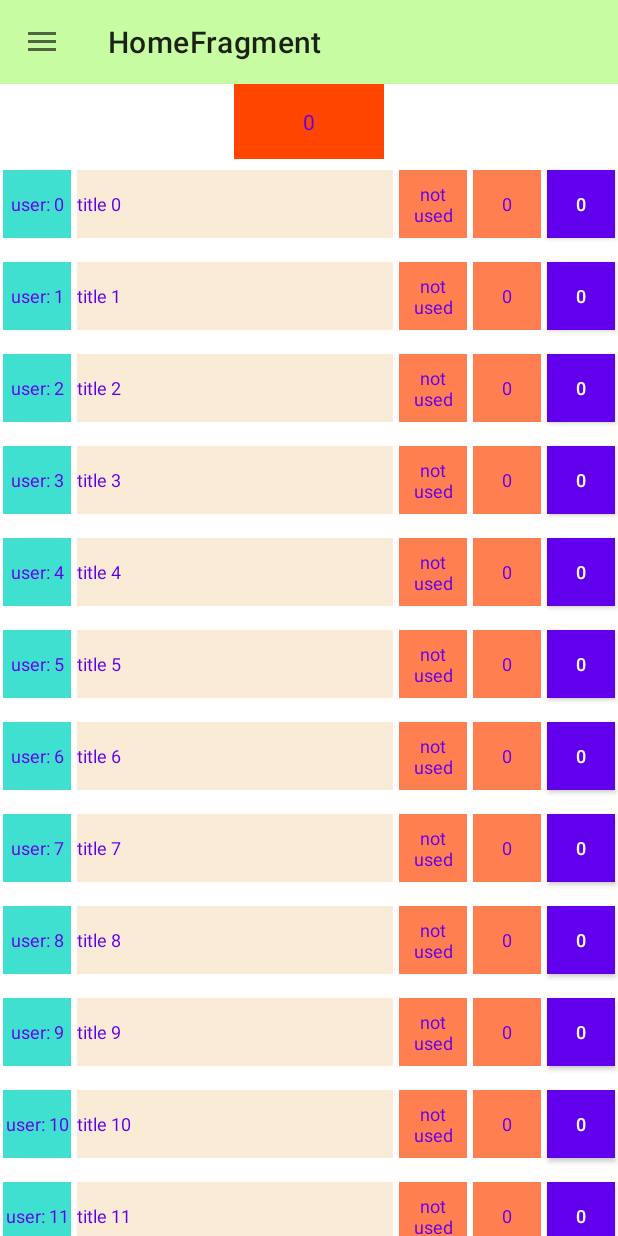
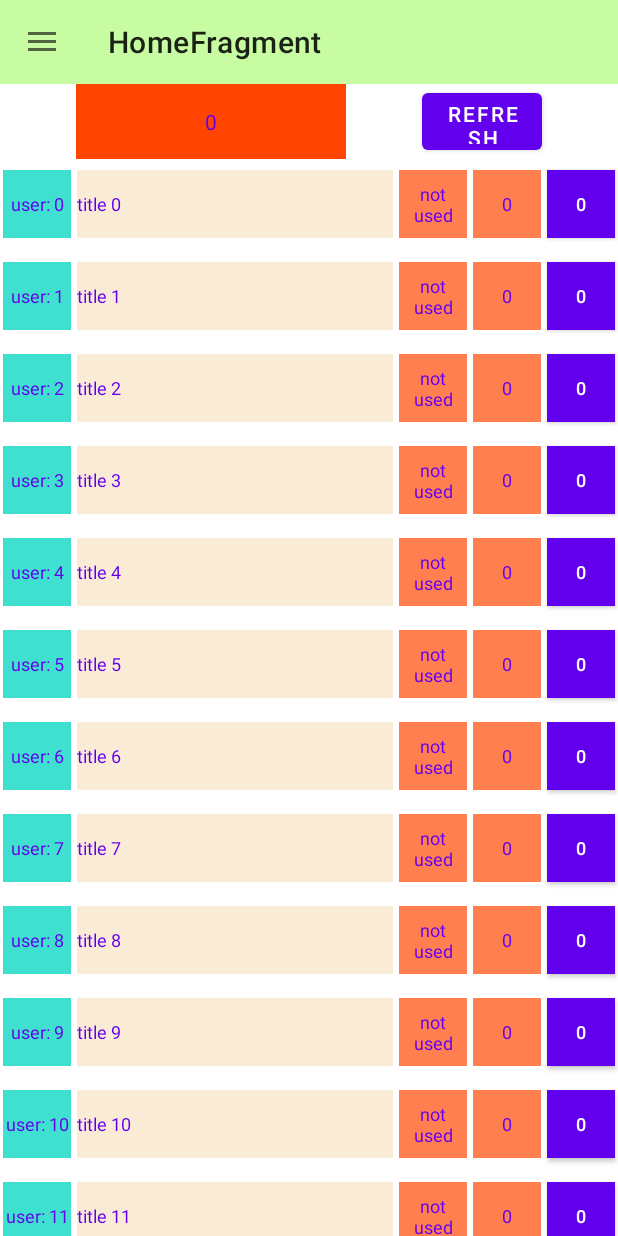
Before and after one commit to maxyou/purebbs-android, an Android app: the screen it shows after launch (MainActivity), on a phone screen of 412 x 824 dp. Run offline under Robolectric (Android 15) with nearby library versions, the phone set to English and light mode, and no system bars; our stand-ins replace Room's generated code, data binding, navigation-ui.

Commit message:
add files, have not worked

```diff
--- a/app/src/main/java/com/maxproj/purebbs/database/PostBrief.kt
+++ /dev/null
@@ -1,10 +0,0 @@
-package com.maxproj.purebbs.database
-
-
-
-data class PostBrief (
-    var _id:Int,
-    var user:String,
-    var postTitle:String,
-    var postCategory:String
-)
--- /dev/null
+++ b/app/src/main/java/com/maxproj/purebbs/home/HomeDao.kt
@@ -0,0 +1,19 @@
+package com.maxproj.purebbs.home
+
+import androidx.lifecycle.LiveData
+import androidx.room.Dao
+import androidx.room.Insert
+import androidx.room.OnConflictStrategy
+import androidx.room.Query
+
+@Dao
+interface HomeDao {
+    @Query("SELECT * from post_table ORDER BY createTime ASC")
+    fun getAlphabetizedWords(): LiveData<List<PostBrief>>
+
+    @Insert(onConflict = OnConflictStrategy.IGNORE)
+    suspend fun insert(postBrief: PostBrief)
+
+    @Query("DELETE FROM post_table")
+    suspend fun deleteAll()
+}
--- a/app/src/main/java/com/maxproj/purebbs/home/HomeFragment.kt
+++ b/app/src/main/java/com/maxproj/purebbs/home/HomeFragment.kt
@@ -8,12 +8,16 @@ import android.view.ViewGroup
 import androidx.appcompat.app.AppCompatActivity
 import androidx.fragment.app.Fragment
 import androidx.lifecycle.ViewModelProvider
-import com.maxproj.purebbs.database.PostBrief
+import androidx.room.Entity
+import androidx.room.PrimaryKey
+import com.maxproj.purebbs.home.PostBrief
 import com.maxproj.purebbs.databinding.HomeFragmentBinding
 
 class HomeFragment : Fragment(){
     private val viewModel by lazy {
-        ViewModelProvider(activity as AppCompatActivity, ViewModelProvider.NewInstanceFactory()).get(HomeViewModel::class.java)
+//        ViewModelProvider(activity as AppCompatActivity, ViewModelProvider.NewInstanceFactory()).get(HomeViewModel::class.java)
+        var activity = activity as AppCompatActivity
+        ViewModelProvider(activity, HomeViewModelFactory(activity.application)).get(HomeViewModel::class.java)
     }
     override fun onCreateView(
         inflater: LayoutInflater,
@@ -40,7 +44,15 @@ fun mockPostData():List<PostBrief>{
     var data =  mutableListOf<PostBrief>()
 
     (0..20).forEach {
-        data.add(it, PostBrief(it, "user: $it", "title $it", "category"))
+        data.add(it,
+            PostBrief(
+                it,
+                "user: $it",
+                "title $it",
+                "category",
+                "2020-0519-0510-01-001"
+            )
+        )
         Log.d("PureBBS", "mock post data: $it")
     }
 
--- /dev/null
+++ b/app/src/main/java/com/maxproj/purebbs/home/HomeRepository.kt
@@ -0,0 +1,32 @@
+package com.maxproj.purebbs.home
+
+import androidx.lifecycle.LiveData
+import androidx.lifecycle.MutableLiveData
+import com.maxproj.purebbs.net.HttpApi
+import com.maxproj.purebbs.net.HttpData
+import com.maxproj.purebbs.net.HttpService
+import retrofit2.Call
+import retrofit2.Callback
+import retrofit2.Response
+
+class HomeRepository(private val homeDao: HomeDao) {
+
+    private val httpApi: HttpApi = HttpService.api()
+    // ...
+    fun getUser(userId: String): LiveData<HttpData.User> {
+        // This isn't an optimal implementation. We'll fix it later.
+        val data = MutableLiveData<HttpData.User>()
+        httpApi.getUserById(userId).enqueue(object : Callback<HttpData.User> {
+            override fun onResponse(call: Call<HttpData.User>, response: Response<HttpData.User>) {
+                data.value = response.body()
+            }
+            // Error case is left out for brevity.
+            override fun onFailure(call: Call<HttpData.User>, t: Throwable) {
+                TODO()
+            }
+        })
+        return data
+    }
+
+
+}
--- /dev/null
+++ b/app/src/main/java/com/maxproj/purebbs/home/HomeRoomDatabase.kt
@@ -0,0 +1,65 @@
+package com.maxproj.purebbs.home
+
+import android.content.Context
+import androidx.room.Database
+import androidx.room.Room
+import androidx.room.RoomDatabase
+import androidx.sqlite.db.SupportSQLiteDatabase
+import com.maxproj.purebbs.home.PostBrief
+import kotlinx.coroutines.CoroutineScope
+import kotlinx.coroutines.launch
+
+@Database(entities = arrayOf(PostBrief::class), version = 1, exportSchema = false)
+abstract class HomeRoomDatabase : RoomDatabase(){
+
+    abstract fun homeDao(): HomeDao
+
+    companion object {
+        @Volatile
+        private var INSTANCE: HomeRoomDatabase? = null
+
+        fun getDatabase(
+            context: Context,
+            scope: CoroutineScope
+        ): HomeRoomDatabase {
+            // if the INSTANCE is not null, then return it,
+            // if it is, then create the database
+            return INSTANCE ?: synchronized(this) {
+                val instance = Room.databaseBuilder(
+                    context.applicationContext,
+                    HomeRoomDatabase::class.java,
+                    "home_database"
+                )
+                    .addCallback(HomeDatabaseCallback(scope))
+                    .build()
+                INSTANCE = instance
+                // return instance
+                instance
+            }
+        }
+    }
+
+    private class HomeDatabaseCallback(
+        private val scope: CoroutineScope
+    ) : RoomDatabase.Callback() {
+        override fun onOpen(db: SupportSQLiteDatabase) {
+            super.onOpen(db)
+            INSTANCE?.let { database ->
+                scope.launch {
+                    var homeDao = database.homeDao()
+                    homeDao.deleteAll()// Delete all content here.
+                    // Add sample words.
+                    var postBrief = PostBrief(
+                        0,
+                        "Alex",
+                        "I find something!",
+                        "share",
+                        "2020-0519-0509-01-001"
+                    )
+                    homeDao.insert(postBrief)
+                }
+            }
+        }
+    }
+
+}
--- a/app/src/main/java/com/maxproj/purebbs/home/HomeViewModel.kt
+++ b/app/src/main/java/com/maxproj/purebbs/home/HomeViewModel.kt
@@ -1,9 +1,8 @@
 package com.maxproj.purebbs.home
+import android.app.Application
 import android.util.Log
 import android.view.View
-import androidx.lifecycle.LiveData
-import androidx.lifecycle.MutableLiveData
-import androidx.lifecycle.ViewModel
+import androidx.lifecycle.*
 import androidx.navigation.Navigation
 import com.maxproj.purebbs.net.HttpData
 import com.maxproj.purebbs.net.HttpService
@@ -12,10 +11,22 @@ import retrofit2.Callback
 import retrofit2.Response
 import java.util.*
 
-class HomeViewModel : ViewModel() {
+class HomeViewModel(application: Application) : AndroidViewModel(application) {
+
+    private var homeRepository:HomeRepository
 
     private val _replyNum = MutableLiveData<Int>(0)
     val replyNum:LiveData<Int> = _replyNum
+
+    init {
+        if(application == null){
+            println("application==null in ViewModel")
+        }else{
+            println("application!=null in ViewModel")
+        }
+        val homeDao = HomeRoomDatabase.getDatabase(application, viewModelScope).homeDao()
+        homeRepository = HomeRepository(homeDao)
+    }
 
     fun onClickIncReplyNum(){
         Log.d("PureBBS", "onClickIncReplyNum")
@@ -33,6 +44,10 @@ class HomeViewModel : ViewModel() {
     }
     fun gotoDetail(view: View){
         Navigation.findNavController(view).navigate(HomeFragmentDirections.actionHomeDestToDetailDest())
+    }
+
+    fun refresh(){
+
     }
 
     fun tryHttp(){
--- /dev/null
+++ b/app/src/main/java/com/maxproj/purebbs/home/HomeViewModelFactory.kt
@@ -0,0 +1,11 @@
+package com.maxproj.purebbs.home
+
+import android.app.Application
+import androidx.lifecycle.ViewModel
+import androidx.lifecycle.ViewModelProvider
+
+class HomeViewModelFactory (private val application: Application) : ViewModelProvider.Factory{
+    override fun <T : ViewModel?> create(modelClass: Class<T>): T {
+            return HomeViewModel(application) as T
+    }
+}
--- a/app/src/main/java/com/maxproj/purebbs/home/PostAdapter.kt
+++ b/app/src/main/java/com/maxproj/purebbs/home/PostAdapter.kt
@@ -8,7 +8,7 @@ import android.widget.TextView
 import androidx.lifecycle.LifecycleOwner
 import androidx.recyclerview.widget.RecyclerView
 import com.maxproj.purebbs.R
-import com.maxproj.purebbs.database.PostBrief
+import com.maxproj.purebbs.home.PostBrief
 import com.maxproj.purebbs.databinding.PostItemViewBinding
 
 class PostAdapter : RecyclerView.Adapter<PostAdapter.PostBriefItemViewHolder>() {
@@ -50,7 +50,7 @@ class PostAdapter : RecyclerView.Adapter<PostAdapter.PostBriefItemViewHolder>()
 
     class PostBriefItemViewHolder(val binding: PostItemViewBinding ): RecyclerView.ViewHolder(binding.root){
 
-        fun bind(item:PostBrief, viewModel:HomeViewModel){
+        fun bind(item: PostBrief, viewModel:HomeViewModel){
             binding.viewModel = viewModel
             binding.item = item
             binding.executePendingBindings() //
--- /dev/null
+++ b/app/src/main/java/com/maxproj/purebbs/home/PostBrief.kt
@@ -0,0 +1,13 @@
+package com.maxproj.purebbs.home
+
+import androidx.room.Entity
+import androidx.room.PrimaryKey
+
+@Entity(tableName = "post_table")
+data class PostBrief (
+    @PrimaryKey var _id:Int,
+    var user:String,
+    var postTitle:String,
+    var postCategory:String,
+    var createTime:String
+)
--- a/app/src/main/java/com/maxproj/purebbs/net/HttpApi.kt
+++ b/app/src/main/java/com/maxproj/purebbs/net/HttpApi.kt
@@ -54,4 +54,9 @@ interface HttpApi {
     @GET("json")
     fun getExpressJson(): Call<HttpData.ExpressJson>?
 
+    @GET("userId")
+    fun getUserById(
+        @Query("userId") tab: String
+    ): Call<HttpData.User>
+
 }
--- a/app/src/main/java/com/maxproj/purebbs/net/HttpData.kt
+++ b/app/src/main/java/com/maxproj/purebbs/net/HttpData.kt
@@ -4,6 +4,10 @@ import com.google.gson.annotations.SerializedName
 
 class HttpData {
 
+    data class User (
+        var name:String,
+        var tel:String
+    )
     data class ExpressJson(val msg:String)
 
     data class PostListRet(val code:Int, val message:String, val data:List<String>, val totalDocs:Int)
--- a/app/src/main/res/layout/home_fragment.xml
+++ b/app/src/main/res/layout/home_fragment.xml
@@ -14,17 +14,27 @@
 
         <TextView
             android:id="@+id/textMessage"
-            android:layout_width="100dp"
+            android:layout_width="180dp"
             android:layout_height="50dp"
             android:background="@color/OrangeRed"
-            android:onClick="@{()->viewModel.tryHttp()}"
             android:gravity="center"
             android:text="@{viewModel.replyNum.toString()}"
             android:textSize="14sp"
             app:layout_constraintBottom_toTopOf="@id/home_recyclerview"
-            app:layout_constraintEnd_toEndOf="parent"
+            app:layout_constraintEnd_toStartOf="@id/refresh"
             app:layout_constraintStart_toStartOf="parent"
             app:layout_constraintTop_toTopOf="parent" />
+        <Button
+            android:id="@+id/refresh"
+            android:text="@string/refresh"
+            android:layout_width="80dp"
+            android:layout_height="50dp"
+            android:onClick="@{()->viewModel.refresh()}"
+            app:layout_constraintBottom_toTopOf="@id/home_recyclerview"
+            app:layout_constraintTop_toTopOf="parent"
+            app:layout_constraintStart_toEndOf="@id/textMessage"
+            app:layout_constraintEnd_toEndOf="parent" />
+
         <androidx.recyclerview.widget.RecyclerView
             android:id="@+id/home_recyclerview"
             app:layoutManager="androidx.recyclerview.widget.LinearLayoutManager"
@@ -35,15 +45,7 @@
             android:layout_width="0dp"
             android:layout_height="0dp"/>
 
-<!--        <TextView-->
-<!--            android:text="@string/abc"-->
-<!--            android:onClick="@{(view)->viewModel.gotoDetail(view)}"-->
-<!--            app:layout_constraintBottom_toBottomOf="parent"-->
-<!--            app:layout_constraintTop_toTopOf="parent"-->
-<!--            app:layout_constraintEnd_toEndOf="parent"-->
-<!--            app:layout_constraintStart_toStartOf="parent"-->
-<!--            android:layout_width="wrap_content"-->
-<!--            android:layout_height="wrap_content" />-->
+
 
     </androidx.constraintlayout.widget.ConstraintLayout>
 </layout>
--- a/app/src/main/res/layout/post_item_view.xml
+++ b/app/src/main/res/layout/post_item_view.xml
@@ -10,7 +10,7 @@
 
         <variable
             name="item"
-            type="com.maxproj.purebbs.database.PostBrief" />
+            type="com.maxproj.purebbs.home.PostBrief" />
     </data>
 
     <androidx.constraintlayout.widget.ConstraintLayout
--- a/app/src/main/res/values/strings.xml
+++ b/app/src/main/res/values/strings.xml
@@ -3,5 +3,6 @@
     <string name="abc">abc</string>
     <string name="home_fragment">HomeFragment</string>
     <string name="detail_fragment">DetailFragment</string>
+    <string name="refresh">refresh</string>
 
 </resources>
--- a/build.gradle
+++ b/build.gradle
@@ -11,6 +11,7 @@ buildscript {
         nav_version = '2.3.0-alpha01'
         constraintLayoutVersion = '2.0.0-beta4'
         junitVersion = "4.12"
+        roomVersion = '2.2.5'
     }
     repositories {
         google()
```
Also changed, not shown: app/build.gradle (+12 -0 lines).
